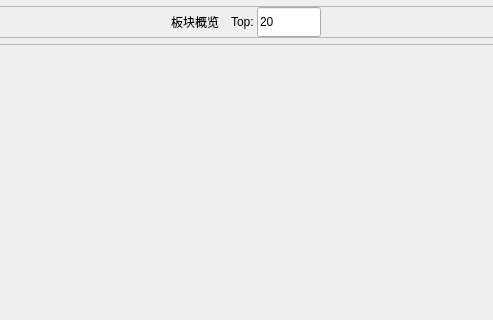
The window that src/gui/qt_widgets/board/BoardOverViewWidget.ui (Daydreamer-AI/MPolicy) describes before a commit, drawn with Qt 5; both pictures show x 437 to 930 and y 0 to 320 of the 1366 by 768 pixel window.
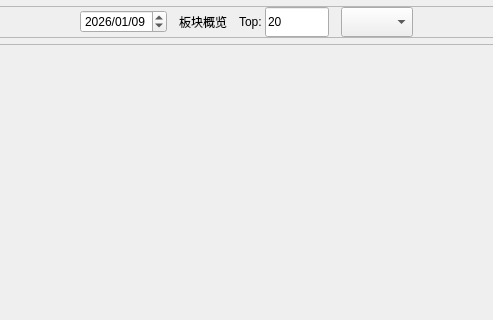
The same window after the commit.

Commit message: 板块预览添加成交额排名

```diff
--- a/src/gui/qt_widgets/board/BoardOverViewWidget.ui
+++ b/src/gui/qt_widgets/board/BoardOverViewWidget.ui
@@ -69,6 +69,23 @@
         </property>
        </spacer>
       </item>
+      <item>
+       <widget class="QDateEdit" name="dateEdit">
+        <property name="dateTime">
+         <datetime>
+          <hour>0</hour>
+          <minute>0</minute>
+          <second>0</second>
+          <year>2026</year>
+          <month>1</month>
+          <day>9</day>
+         </datetime>
+        </property>
+        <property name="displayFormat">
+         <string>yyyy/MM/dd</string>
+        </property>
+       </widget>
+      </item>
       <item>
        <widget class="QLabel" name="label">
         <property name="minimumSize">
@@ -136,6 +153,16 @@
         </item>
        </layout>
       </item>
+      <item>
+       <widget class="QComboBox" name="comboBox_type">
+        <property name="minimumSize">
+         <size>
+          <width>0</width>
+          <height>30</height>
+         </size>
+        </property>
+       </widget>
+      </item>
       <item>
        <spacer name="horizontalSpacer_2">
         <property name="orientation">
```
Left out of the diff: 21 changed lines with no effect on the pictures. The commit also changes 2 other files.
